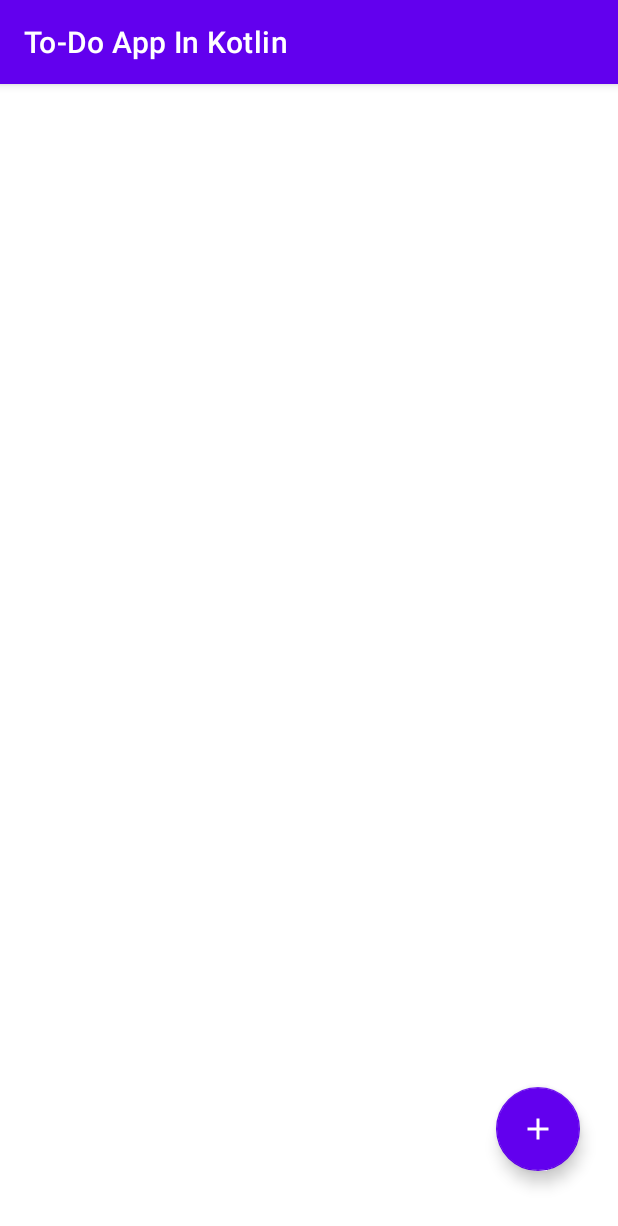
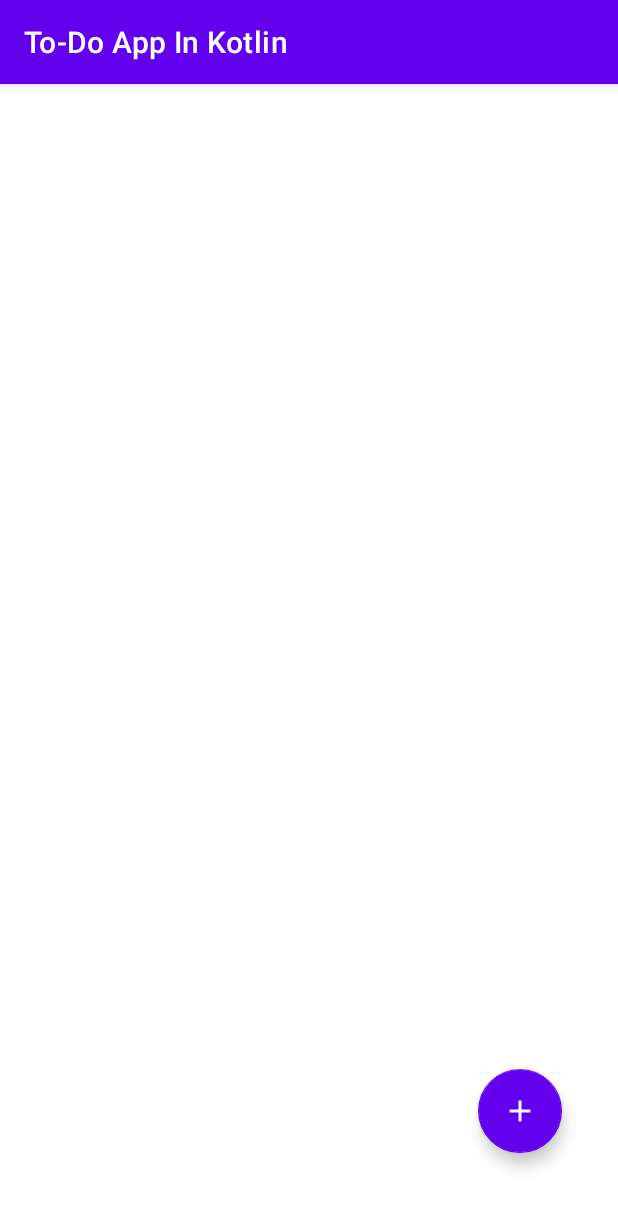
Before and after one commit to JacobReola42/To-Do-App-in-Kotlin, an Android app: the screen it shows after launch (MainActivity), on a phone screen of 412 x 824 dp. Shown: the top 1226 px of the screen. Run offline under Robolectric (Android 15) with nearby library versions, the phone set to English and light mode, and no system bars.

Commit message:
modified to modern gradle syntax, gravity FAB

```diff
--- a/app/src/main/res/layout/fragment_list.xml
+++ b/app/src/main/res/layout/fragment_list.xml
@@ -1,5 +1,7 @@
 <?xml version="1.0" encoding="utf-8"?>
-<androidx.constraintlayout.widget.ConstraintLayout xmlns:android="http://schemas.android.com/apk/res/android"
+
+<androidx.constraintlayout.widget.ConstraintLayout
+    xmlns:android="http://schemas.android.com/apk/res/android"
     xmlns:app="http://schemas.android.com/apk/res-auto"
     xmlns:tools="http://schemas.android.com/tools"
     android:layout_width="match_parent"
@@ -19,15 +21,15 @@
         android:id="@+id/floatingActionButton"
         android:layout_width="wrap_content"
         android:layout_height="wrap_content"
-        android:layout_marginEnd="24dp"
-        android:layout_marginBottom="24dp"
+        android:layout_gravity="bottom|end"
+        android:layout_margin="36dp"
         android:clickable="true"
         android:focusable="true"
         android:src="@drawable/ic_add"
         app:backgroundTint="@color/purple_500"
+        app:tint="@color/white"
         app:layout_constraintBottom_toBottomOf="parent"
-        app:layout_constraintEnd_toEndOf="parent"
-        app:tint="@color/white" />
+        app:layout_constraintEnd_toEndOf="parent" />
 
     <ImageView
         android:id="@+id/no_data_imageView"
--- a/app/src/main/res/navigation/my_nav.xml
+++ b/app/src/main/res/navigation/my_nav.xml
@@ -19,7 +19,7 @@
     </fragment>
     <fragment
         android:id="@+id/addFragment"
-        android:name="com.example.to_doappinkotlin.BlankFragment"
+        android:name="com.example.to_doappinkotlin.fragments.add.AddFragment"
         android:label="fragment_blank"
         tools:layout="@layout/fragment_blank" >
         <action
--- a/build.gradle
+++ b/build.gradle
@@ -18,7 +18,6 @@ allprojects {
     repositories {
         google()
         mavenCentral()
-        jcenter() // Warning: this repository is going to shut down soon
     }
 }
 
```
Also changed, not shown: app/build.gradle (+5 -6 lines).
